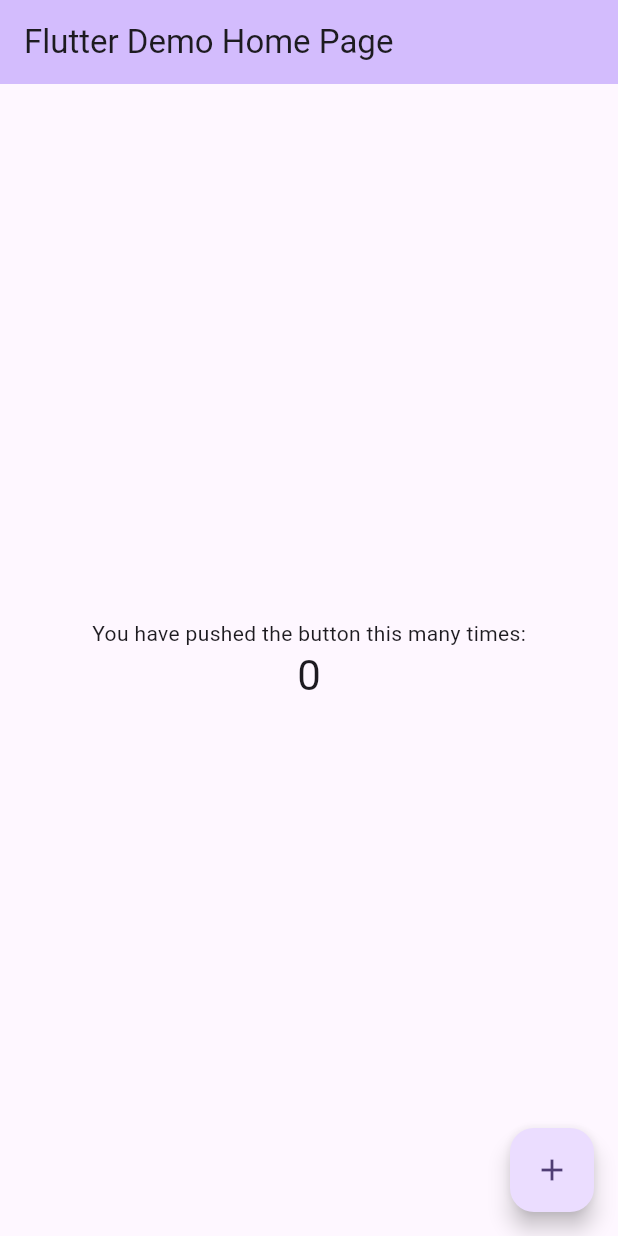
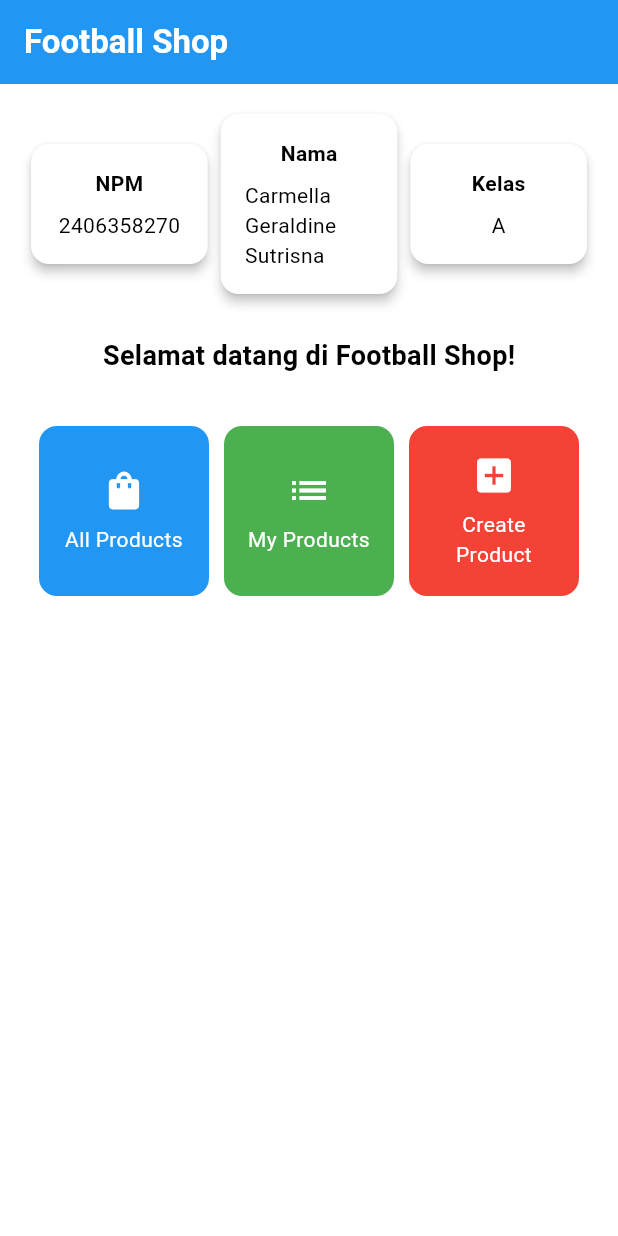
Before and after one commit to Carmella2006/football-shop-mobile, a Flutter app: the screen it shows after launch, on a phone screen of 412 x 824 dp. Run offline on Flutter 3.47's test engine with Material 3 defaults, Android fonts, the phone set to English and light mode, and no system bars.

Commit message:
push tugas 7

```diff
--- a/lib/main.dart
+++ b/lib/main.dart
@@ -1,122 +1,24 @@
 import 'package:flutter/material.dart';
+import 'package:football_shop/menu.dart';
 
 void main() {
-  runApp(const MyApp());
+  runApp(const FootballShopApp());
 }
 
-class MyApp extends StatelessWidget {
-  const MyApp({super.key});
+class FootballShopApp extends StatelessWidget {
+  const FootballShopApp({super.key});
 
-  // This widget is the root of your application.
   @override
   Widget build(BuildContext context) {
     return MaterialApp(
-      title: 'Flutter Demo',
+      title: 'Football Shop',
       theme: ThemeData(
-        // This is the theme of your application.
-        //
-        // TRY THIS: Try running your application with "flutter run". You'll see
-        // the application has a purple toolbar. Then, without quitting the app,
-        // try changing the seedColor in the colorScheme below to Colors.green
-        // and then invoke "hot reload" (save your changes or press the "hot
-        // reload" button in a Flutter-supported IDE, or press "r" if you used
-        // the command line to start the app).
-        //
-        // Notice that the counter didn't reset back to zero; the application
-        // state is not lost during the reload. To reset the state, use hot
-        // restart instead.
-        //
-        // This works for code too, not just values: Most code changes can be
-        // tested with just a hot reload.
-        colorScheme: ColorScheme.fromSeed(seedColor: Colors.deepPurple),
+        colorScheme: ColorScheme.fromSwatch(
+          primarySwatch: Colors.blue,
+        ).copyWith(secondary: Colors.blueAccent),
+        useMaterial3: true,
       ),
-      home: const MyHomePage(title: 'Flutter Demo Home Page'),
+      home: MyHomePage(),
     );
   }
 }
-
-class MyHomePage extends StatefulWidget {
-  const MyHomePage({super.key, required this.title});
-
-  // This widget is the home page of your application. It is stateful, meaning
-  // that it has a State object (defined below) that contains fields that affect
-  // how it looks.
-
-  // This class is the configuration for the state. It holds the values (in this
-  // case the title) provided by the parent (in this case the App widget) and
-  // used by the build method of the State. Fields in a Widget subclass are
-  // always marked "final".
-
-  final String title;
-
-  @override
-  State<MyHomePage> createState() => _MyHomePageState();
-}
-
-class _MyHomePageState extends State<MyHomePage> {
-  int _counter = 0;
-
-  void _incrementCounter() {
-    setState(() {
-      // This call to setState tells the Flutter framework that something has
-      // changed in this State, which causes it to rerun the build method below
-      // so that the display can reflect the updated values. If we changed
-      // _counter without calling setState(), then the build method would not be
-      // called again, and so nothing would appear to happen.
-      _counter++;
-    });
-  }
-
-  @override
-  Widget build(BuildContext context) {
-    // This method is rerun every time setState is called, for instance as done
-    // by the _incrementCounter method above.
-    //
-    // The Flutter framework has been optimized to make rerunning build methods
-    // fast, so that you can just rebuild anything that needs updating rather
-    // than having to individually change instances of widgets.
-    return Scaffold(
-      appBar: AppBar(
-        // TRY THIS: Try changing the color here to a specific color (to
-        // Colors.amber, perhaps?) and trigger a hot reload to see the AppBar
-        // change color while the other colors stay the same.
-        backgroundColor: Theme.of(context).colorScheme.inversePrimary,
-        // Here we take the value from the MyHomePage object that was created by
-        // the App.build method, and use it to set our appbar title.
-        title: Text(widget.title),
-      ),
-      body: Center(
-        // Center is a layout widget. It takes a single child and positions it
-        // in the middle of the parent.
-        child: Column(
-          // Column is also a layout widget. It takes a list of children and
-          // arranges them vertically. By default, it sizes itself to fit its
-          // children horizontally, and tries to be as tall as its parent.
-          //
-          // Column has various properties to control how it sizes itself and
-          // how it positions its children. Here we use mainAxisAlignment to
-          // center the children vertically; the main axis here is the vertical
-          // axis because Columns are vertical (the cross axis would be
-          // horizontal).
-          //
-          // TRY THIS: Invoke "debug painting" (choose the "Toggle Debug Paint"
-          // action in the IDE, or press "p" in the console), to see the
-          // wireframe for each widget.
-          mainAxisAlignment: MainAxisAlignment.center,
-          children: <Widget>[
-            const Text('You have pushed the button this many times:'),
-            Text(
-              '$_counter',
-              style: Theme.of(context).textTheme.headlineMedium,
-            ),
-          ],
-        ),
-      ),
-      floatingActionButton: FloatingActionButton(
-        onPressed: _incrementCounter,
-        tooltip: 'Increment',
-        child: const Icon(Icons.add),
-      ), // This trailing comma makes auto-formatting nicer for build methods.
-    );
-  }
-}
--- /dev/null
+++ b/lib/menu.dart
@@ -0,0 +1,143 @@
+import 'package:flutter/material.dart';
+
+class MyHomePage extends StatelessWidget {
+  MyHomePage({super.key});
+
+  final String nama = "Carmella Geraldine Sutrisna";
+  final String npm = "2406358270";
+  final String kelas = "A";
+
+  final List<ItemHomepage> items = [
+    ItemHomepage("All Products", Icons.shopping_bag, Colors.blue),
+    ItemHomepage("My Products", Icons.list, Colors.green),
+    ItemHomepage("Create Product", Icons.add_box, Colors.red),
+  ];
+
+  @override
+  Widget build(BuildContext context) {
+    return Scaffold(
+      appBar: AppBar(
+        title: const Text(
+          'Football Shop',
+          style: TextStyle(color: Colors.white, fontWeight: FontWeight.bold),
+        ),
+        backgroundColor: Theme.of(context).colorScheme.primary,
+      ),
+      body: Padding(
+        padding: const EdgeInsets.all(16.0),
+        child: Column(
+          crossAxisAlignment: CrossAxisAlignment.center,
+          children: [
+            // Row untuk kartu info
+            Row(
+              mainAxisAlignment: MainAxisAlignment.spaceEvenly,
+              children: [
+                InfoCard(title: 'NPM', content: npm),
+                InfoCard(title: 'Nama', content: nama),
+                InfoCard(title: 'Kelas', content: kelas),
+              ],
+            ),
+            const SizedBox(height: 24.0),
+
+            const Text(
+              "Selamat datang di Football Shop!",
+              style: TextStyle(fontWeight: FontWeight.bold, fontSize: 18),
+            ),
+
+            const SizedBox(height: 24.0),
+
+            // Grid untuk tombol
+            GridView.count(
+              primary: true,
+              padding: const EdgeInsets.all(10),
+              crossAxisSpacing: 10,
+              mainAxisSpacing: 10,
+              crossAxisCount: 3,
+              shrinkWrap: true,
+              children: items.map((item) {
+                return ItemCard(item);
+              }).toList(),
+            ),
+          ],
+        ),
+      ),
+    );
+  }
+}
+
+// Kartu informasi user
+class InfoCard extends StatelessWidget {
+  final String title;
+  final String content;
+
+  const InfoCard({super.key, required this.title, required this.content});
+
+  @override
+  Widget build(BuildContext context) {
+    return Card(
+      elevation: 3.0,
+      child: Container(
+        width: MediaQuery.of(context).size.width / 3.5,
+        padding: const EdgeInsets.all(16.0),
+        child: Column(
+          children: [
+            Text(title, style: const TextStyle(fontWeight: FontWeight.bold)),
+            const SizedBox(height: 8.0),
+            Text(content),
+          ],
+        ),
+      ),
+    );
+  }
+}
+
+// Model untuk item homepage
+class ItemHomepage {
+  final String name;
+  final IconData icon;
+  final Color color;
+
+  ItemHomepage(this.name, this.icon, this.color);
+}
+
+// Card tombol
+class ItemCard extends StatelessWidget {
+  final ItemHomepage item;
+  const ItemCard(this.item, {super.key});
+
+  @override
+  Widget build(BuildContext context) {
+    return Material(
+      color: item.color,
+      borderRadius: BorderRadius.circular(12),
+      child: InkWell(
+        onTap: () {
+          ScaffoldMessenger.of(context)
+            ..hideCurrentSnackBar()
+            ..showSnackBar(
+              SnackBar(
+                content: Text("Kamu telah menekan tombol ${item.name}!"),
+              ),
+            );
+        },
+        child: Container(
+          padding: const EdgeInsets.all(12),
+          child: Center(
+            child: Column(
+              mainAxisAlignment: MainAxisAlignment.center,
+              children: [
+                Icon(item.icon, color: Colors.white, size: 30.0),
+                const SizedBox(height: 8),
+                Text(
+                  item.name,
+                  style: const TextStyle(color: Colors.white),
+                  textAlign: TextAlign.center,
+                ),
+              ],
+            ),
+          ),
+        ),
+      ),
+    );
+  }
+}
```
Also changed, not shown: 1 other file.
